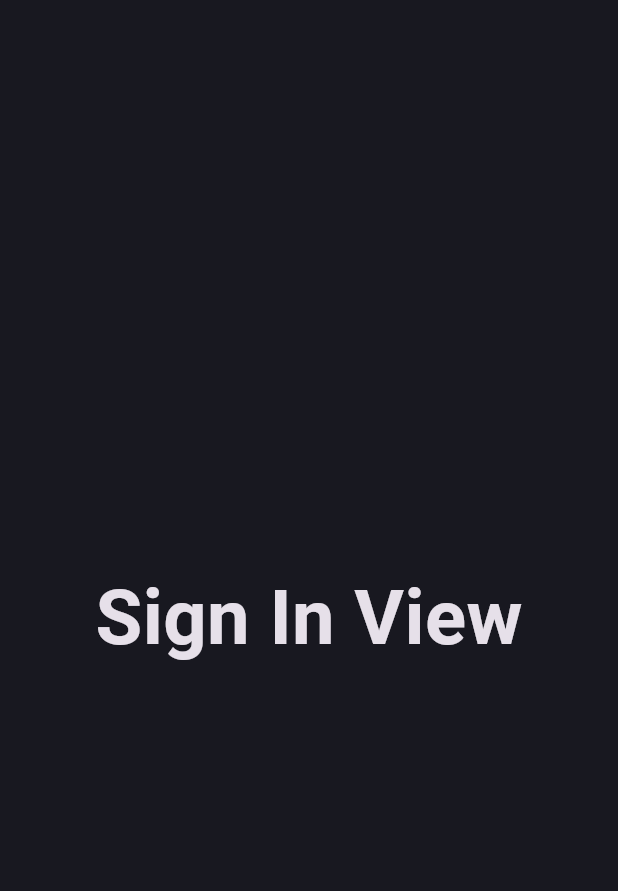
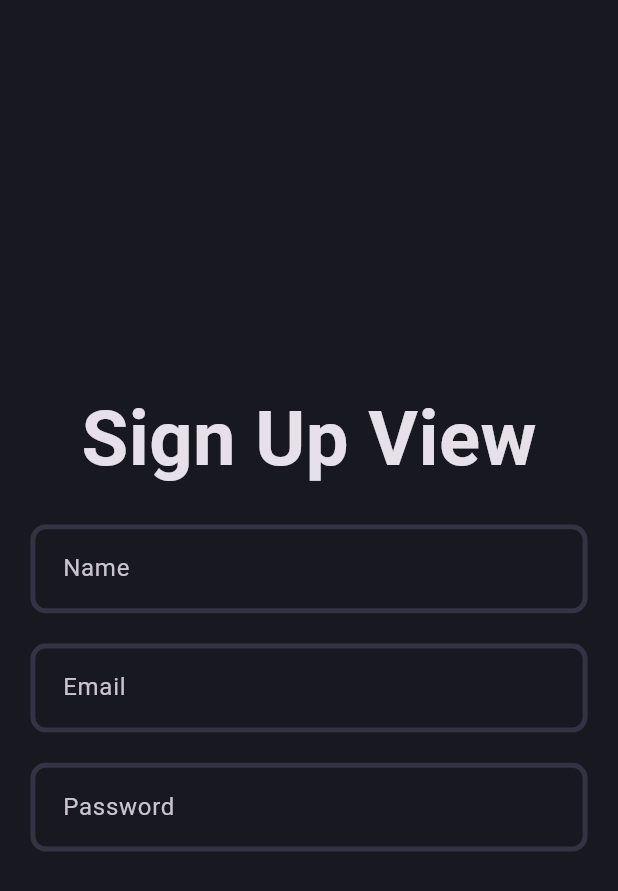
Before and after one commit to mohamadnafe14-arch/Blog-App, a Flutter app: the screen it shows after launch, on a phone screen of 412 x 824 dp. Shown: the top 891 px of the screen. Run offline on Flutter 3.47's test engine with Material 3 defaults, Android fonts, the phone set to English and light mode, and no system bars; our stand-ins replace flutter_screenutil, go_router.

Commit message:
adding the auth text form field

```diff
--- a/lib/core/theme/app_theme.dart
+++ b/lib/core/theme/app_theme.dart
@@ -1,8 +1,20 @@
 import 'package:blog_app/core/theme/app_palette.dart';
 import 'package:flutter/material.dart';
+import 'package:flutter_screenutil/flutter_screenutil.dart';
 
 class AppTheme {
   static final appTheme = ThemeData.dark().copyWith(
     scaffoldBackgroundColor: AppPallete.backgroundColor,
+    inputDecorationTheme: InputDecorationTheme(
+      border: OutlineInputBorder(borderRadius: BorderRadius.circular(8)),
+      enabledBorder: _border(),
+      focusedBorder: _border(AppPallete.gradient2),
+      contentPadding: EdgeInsets.all(16.w),
+    ),
   );
+  static InputBorder _border([Color color = AppPallete.borderColor]) =>
+      OutlineInputBorder(
+        borderRadius: BorderRadius.circular(10.r),
+        borderSide: BorderSide(color: color, width: 3.w),
+      );
 }
--- a/lib/core/utils/app_router.dart
+++ b/lib/core/utils/app_router.dart
@@ -1,10 +1,10 @@
-import 'package:blog_app/features/auth/presentation/views/sign_in_view.dart';
+import 'package:blog_app/features/auth/presentation/views/sign_up_view.dart';
 import 'package:blog_app/features/auth/presentation/views/splash_view.dart';
 import 'package:go_router/go_router.dart';
 
 class AppRouter {
   static const String initialRoute = '/';
-  static const String signInRoute = '/sign-in';
+  static const String signUpRoute = '/sign-up';
   static final appRouter = GoRouter(
     routes: [
       GoRoute(
@@ -12,8 +12,8 @@ class AppRouter {
         builder: (context, state) => const SplashView(),
       ),
       GoRoute(
-        path: signInRoute,
-        builder: (context, state) => const SignInView(),
+        path: signUpRoute,
+        builder: (context, state) => const SignUpView(),
       ),
     ],
   );
--- a/lib/features/auth/presentation/views/sign_in_view.dart
+++ /dev/null
@@ -1,20 +0,0 @@
-import 'package:flutter/material.dart';
-import 'package:flutter_screenutil/flutter_screenutil.dart';
-
-class SignInView extends StatelessWidget {
-  const SignInView({super.key});
-
-  @override
-  Widget build(BuildContext context) {
-    return SafeArea(
-      child: Scaffold(
-        body: Center(
-          child: Text(
-            'Sign In View',
-            style: TextStyle(fontSize: 50.sp, fontWeight: FontWeight.bold),
-          ),
-        ),
-      ),
-    );
-  }
-}
--- /dev/null
+++ b/lib/features/auth/presentation/views/sign_up_view.dart
@@ -0,0 +1,11 @@
+import 'package:blog_app/features/auth/presentation/views/widgets/sign_up_body.dart';
+import 'package:flutter/material.dart';
+
+class SignUpView extends StatelessWidget {
+  const SignUpView({super.key});
+
+  @override
+  Widget build(BuildContext context) {
+    return SafeArea(child: Scaffold(body: SignUpBody()));
+  }
+}
--- a/lib/features/auth/presentation/views/splash_view.dart
+++ b/lib/features/auth/presentation/views/splash_view.dart
@@ -15,7 +15,7 @@ class _SplashViewState extends State<SplashView> {
   void initState() {
     Future.delayed(const Duration(seconds: 3), () {
       // ignore: use_build_context_synchronously
-      GoRouter.of(context).push(AppRouter.signInRoute);
+      GoRouter.of(context).push(AppRouter.signUpRoute);
     });
     super.initState();
   }
--- /dev/null
+++ b/lib/features/auth/presentation/views/widgets/auth_text_form_field.dart
@@ -0,0 +1,10 @@
+import 'package:flutter/material.dart';
+
+class AuthTextFormField extends StatelessWidget {
+  const AuthTextFormField({super.key, required this.hintText});
+  final String hintText;
+  @override
+  Widget build(BuildContext context) {
+    return TextFormField(decoration: InputDecoration(hintText: hintText));
+  }
+}
--- /dev/null
+++ b/lib/features/auth/presentation/views/widgets/sign_up_body.dart
@@ -0,0 +1,34 @@
+import 'package:blog_app/features/auth/presentation/views/widgets/auth_text_form_field.dart';
+import 'package:flutter/material.dart';
+import 'package:flutter_screenutil/flutter_screenutil.dart';
+
+class SignUpBody extends StatefulWidget {
+  const SignUpBody({super.key});
+
+  @override
+  State<SignUpBody> createState() => _SignUpBodyState();
+}
+
+class _SignUpBodyState extends State<SignUpBody> {
+  @override
+  Widget build(BuildContext context) {
+    return Padding(
+      padding: EdgeInsets.all(20.h),
+      child: Column(
+        mainAxisAlignment: MainAxisAlignment.center,
+        children: [
+          Text(
+            'Sign Up View',
+            style: TextStyle(fontSize: 50.sp, fontWeight: FontWeight.bold),
+          ),
+          SizedBox(height: 20.h),
+          AuthTextFormField(hintText: 'Name'),
+          SizedBox(height: 20.h),
+          AuthTextFormField(hintText: 'Email'),
+          SizedBox(height: 20.h),
+          AuthTextFormField(hintText: 'Password'),
+        ],
+      ),
+    );
+  }
+}
```
